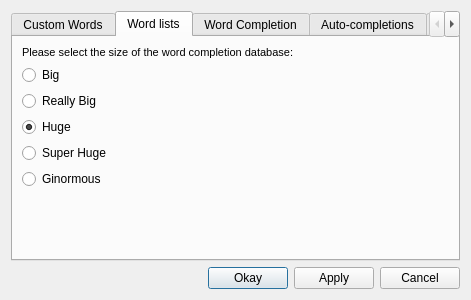
Old version of the form ui/settings.ui in the repository nyov/writetype.
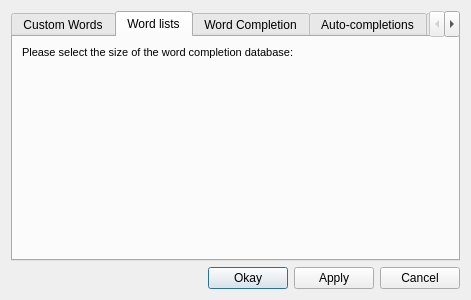
New version of the form. The open tabs and pages were chosen to show the change.

What changed in the file:
```diff
--- a/ui/settings.ui
+++ b/ui/settings.ui
@@ -73,45 +73,7 @@
         </widget>
        </item>
        <item>
-        <widget class="QRadioButton" name="wordListSize1">
-         <property name="text">
-          <string>Big</string>
-         </property>
-        </widget>
-       </item>
-       <item>
-        <widget class="QRadioButton" name="wordListSize2">
-         <property name="text">
-          <string>Really Big</string>
-         </property>
-        </widget>
-       </item>
-       <item>
-        <widget class="QRadioButton" name="wordListSize3">
-         <property name="text">
-          <string>Huge</string>
-         </property>
-         <property name="checked">
-          <bool>true</bool>
-         </property>
-        </widget>
-       </item>
-       <item>
-        <widget class="QRadioButton" name="wordListSize4">
-         <property name="text">
-          <string>Super Huge</string>
-         </property>
-        </widget>
-       </item>
-       <item>
-        <widget class="QRadioButton" name="wordListSize5">
-         <property name="text">
-          <string>Ginormous</string>
-         </property>
-         <property name="checked">
-          <bool>false</bool>
-         </property>
-        </widget>
+        <layout class="QVBoxLayout" name="verticalLayout_4"/>
        </item>
        <item>
         <spacer name="verticalSpacer">
```
Left out of the diff: 2 changed lines with no effect on the pictures.
